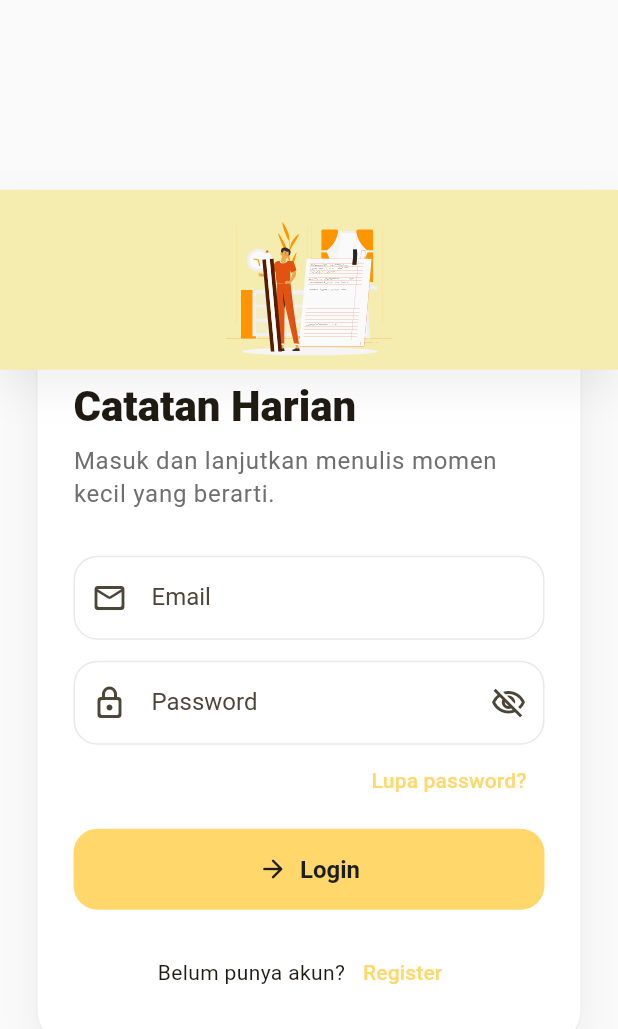
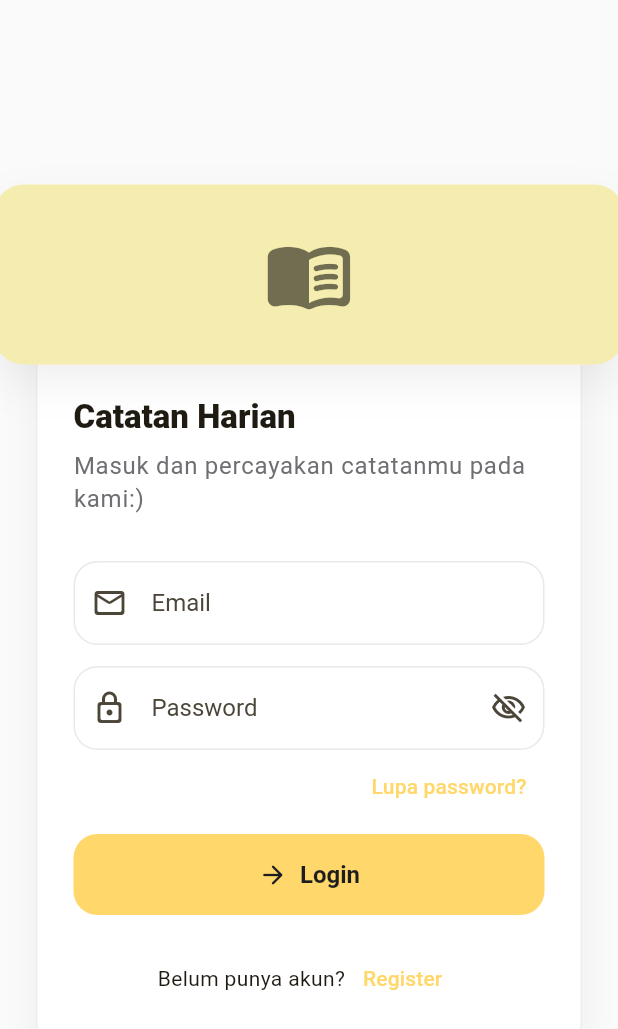
Before and after one commit to deedadz229/Notexted-Apps-Catatan-Harian, a Flutter app: the screen it shows after launch, on a phone screen of 412 x 824 dp. Shown: the top 1029 px of the screen. Run offline on Flutter 3.47's test engine with Material 3 defaults, Android fonts, the light colour scheme and no system bars; our stand-ins replace cloud_firestore, firebase_auth, firebase_core, get; accounts and stored records are empty; Roboto replaces fonts that are missing (SF Pro Display).

Commit message:
mengubah ikon dan judul login

```diff
--- a/lib/app/modules/auth/views/login_view.dart
+++ b/lib/app/modules/auth/views/login_view.dart
@@ -14,7 +14,7 @@ class LoginView extends GetView<AuthController> {
   Widget build(BuildContext context) {
     return AuthShell(
       title: 'Catatan Harian',
-      subtitle: 'Masuk dan lanjutkan menulis momen kecil yang berarti.',
+      subtitle: 'Masuk dan percayakan catatanmu pada kami:)',
       children: [
         AppTextField(
           controller: controller.loginEmailC,
--- a/lib/app/modules/home/views/home_view.dart
+++ b/lib/app/modules/home/views/home_view.dart
@@ -112,7 +112,7 @@ class _HomeHeader extends StatelessWidget {
             crossAxisAlignment: CrossAxisAlignment.start,
             children: [
               Text(
-                'Catatan',
+                'Selamat Datang di Catatan!',
                 style: Theme.of(context).appBarTheme.titleTextStyle,
               ),
               const SizedBox(height: 4),
--- a/lib/app/widgets/auth_shell.dart
+++ b/lib/app/widgets/auth_shell.dart
@@ -1,6 +1,4 @@
 import 'package:flutter/material.dart';
-import 'package:lottie/lottie.dart';
-
 import '../services/theme_service.dart';
 
 class AuthShell extends StatelessWidget {
@@ -24,28 +22,17 @@ class AuthShell extends StatelessWidget {
             padding: const EdgeInsets.all(24),
             child: ConstrainedBox(
               constraints: const BoxConstraints(maxWidth: 420),
-
-              // STACK
               child: Stack(
                 clipBehavior: Clip.none,
                 alignment: Alignment.topCenter,
                 children: [
-
-                  // CARD LOGIN
                   Container(
                     margin: const EdgeInsets.only(top: 55),
-                    padding: const EdgeInsets.fromLTRB(
-                      24,
-                      70,
-                      24,
-                      24,
-                    ),
+                    padding: const EdgeInsets.fromLTRB(24, 85, 24, 24),
                     decoration: BoxDecoration(
                       color: Colors.white,
-                      borderRadius: BorderRadius.circular(24),
-                      border: Border.all(
-                        color: Colors.grey.shade200,
-                      ),
+                      borderRadius: BorderRadius.circular(20),
+                      border: Border.all(color: Colors.grey.shade200),
                       boxShadow: [
                         BoxShadow(
                           color: Colors.black.withOpacity(0.05),
@@ -55,41 +42,29 @@ class AuthShell extends StatelessWidget {
                       ],
                     ),
                     child: Column(
-                      crossAxisAlignment:
-                          CrossAxisAlignment.stretch,
+                      crossAxisAlignment: CrossAxisAlignment.stretch,
                       children: [
                         Text(
                           title,
-                          style: Theme.of(context)
-                              .textTheme
-                              .headlineMedium
-                              ?.copyWith(
+                          style: Theme.of(context).textTheme.titleLarge?.copyWith(
                                 fontWeight: FontWeight.w800,
                                 letterSpacing: 0,
                               ),
                         ),
-
                         const SizedBox(height: 8),
-
                         Text(
                           subtitle,
-                          style: Theme.of(context)
-                              .textTheme
-                              .bodyLarge
-                              ?.copyWith(
+                          style: Theme.of(context).textTheme.bodyLarge?.copyWith(
                                 color: AppTheme.greyText,
                                 height: 1.35,
                               ),
                         ),
-
                         const SizedBox(height: 30),
-
                         ...children,
                       ],
                     ),
                   ),
 
-                  // LOTTIE ATAS
                   Positioned(
                     top: 0,
                     child: Container(
@@ -98,22 +73,19 @@ class AuthShell extends StatelessWidget {
                       alignment: Alignment.center,
                       decoration: BoxDecoration(
                         color: const Color.fromARGB(255, 245, 237, 175),
-                        borderRadius:
-                            BorderRadius.circular(5),
+                        borderRadius: BorderRadius.circular(20),
                         boxShadow: [
                           BoxShadow(
-                            color: Colors.black.withValues(
-                              alpha: 0.06,
-                            ),
+                            color: Colors.black.withValues(alpha: 0.06),
                             blurRadius: 24,
                             offset: const Offset(0, 12),
                           ),
                         ],
                       ),
-                      child: Lottie.asset(
-                        'assets/login.json',
-                        height: 110,
-                        repeat: true,
+                      child: const Icon(
+                        Icons.menu_book_rounded,
+                        size: 60,
+                        color: Colors.black54,
                       ),
                     ),
                   ),
```
Also changed, not shown: pubspec.lock, 1 other file.
